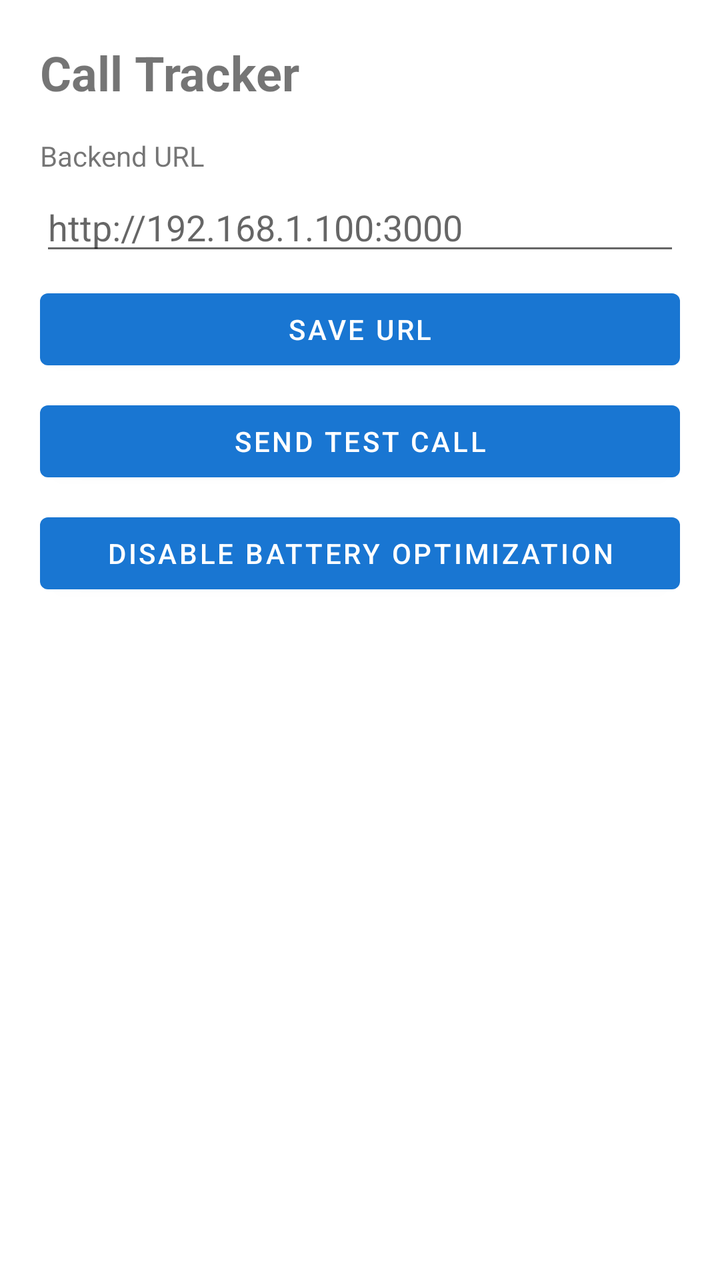
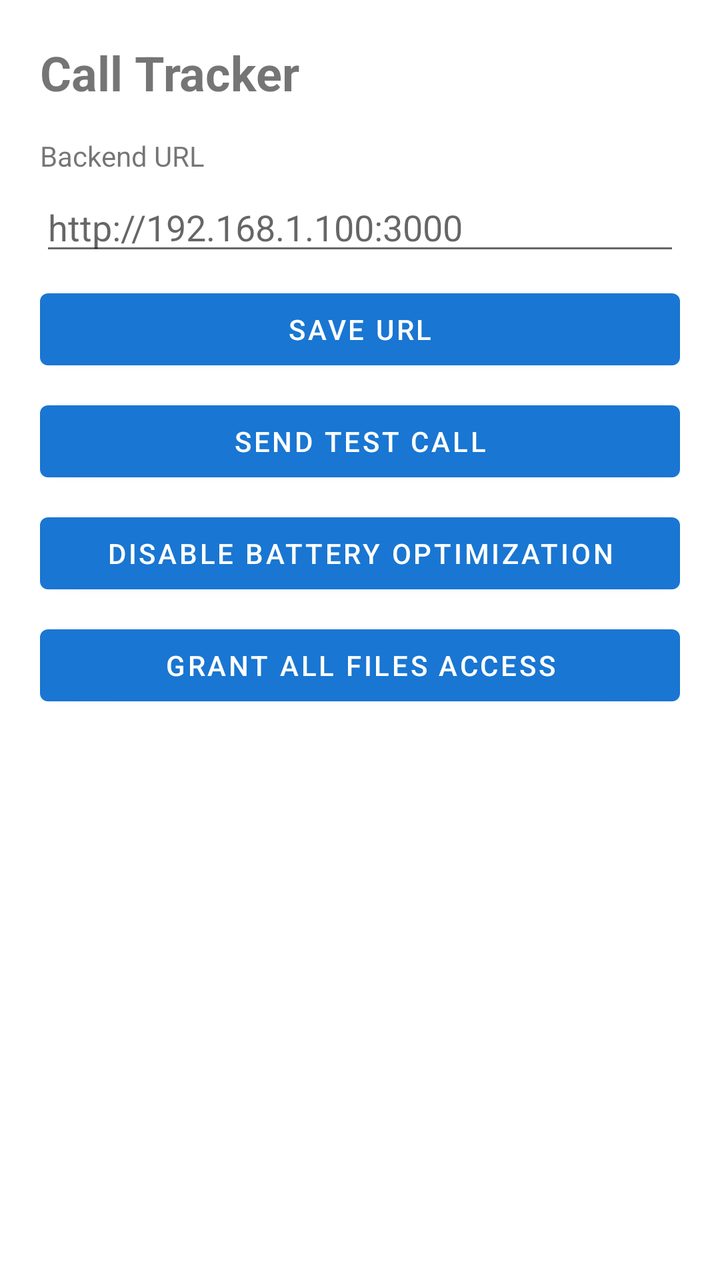

Two renders of the same Android screen: before a commit and after it. Below are the layout's source before the change and the commit's diff.
<!-- AndroidManifest.xml: application theme Theme.CallTracker -->
<!-- res/layout/activity_main.xml -->
<?xml version="1.0" encoding="utf-8"?>
<ScrollView xmlns:android="http://schemas.android.com/apk/res/android"
    android:layout_width="match_parent"
    android:layout_height="match_parent"
    android:fillViewport="true">

    <LinearLayout
        android:layout_width="match_parent"
        android:layout_height="wrap_content"
        android:orientation="vertical"
        android:padding="20dp">

        <TextView
            android:layout_width="match_parent"
            android:layout_height="wrap_content"
            android:text="Call Tracker"
            android:textSize="24sp"
            android:textStyle="bold"
            android:paddingBottom="16dp" />

        <TextView
            android:layout_width="match_parent"
            android:layout_height="wrap_content"
            android:text="Backend URL"
            android:paddingBottom="4dp" />

        <EditText
            android:id="@+id/urlEdit"
            android:layout_width="match_parent"
            android:layout_height="wrap_content"
            android:hint="http://192.168.1.100:3000"
            android:inputType="textUri"
            android:autofillHints="off" />

        <Button
            android:id="@+id/saveBtn"
            android:layout_width="match_parent"
            android:layout_height="wrap_content"
            android:layout_marginTop="8dp"
            android:text="Save URL" />

        <Button
            android:id="@+id/testBtn"
            android:layout_width="match_parent"
            android:layout_height="wrap_content"
            android:layout_marginTop="8dp"
            android:text="Send test call" />

        <Button
            android:id="@+id/batteryBtn"
            android:layout_width="match_parent"
            android:layout_height="wrap_content"
            android:layout_marginTop="8dp"
            android:text="Disable battery optimization" />

        <TextView
            android:id="@+id/statusText"
            android:layout_width="match_parent"
            android:layout_height="wrap_content"
            android:layout_marginTop="24dp"
            android:fontFamily="monospace"
            android:textSize="13sp" />

    </LinearLayout>
</ScrollView>
<!-- resources referenced by this layout -->
<resources>
  <style name="Theme.CallTracker" parent="Theme.MaterialComponents.DayNight.NoActionBar">
          <item name="colorPrimary">#1976D2</item>
          <item name="colorPrimaryDark">#1565C0</item>
          <item name="colorAccent">#FF4081</item>
      </style>
</resources>

<!-- the commit's change to res/layout/activity_main.xml (unified diff, before → after) -->
@@ -53,6 +53,13 @@
             android:layout_marginTop="8dp"
             android:text="Disable battery optimization" />
 
+        <Button
+            android:id="@+id/filesBtn"
+            android:layout_width="match_parent"
+            android:layout_height="wrap_content"
+            android:layout_marginTop="8dp"
+            android:text="Grant all files access" />
+
         <TextView
             android:id="@+id/statusText"
             android:layout_width="match_parent"
